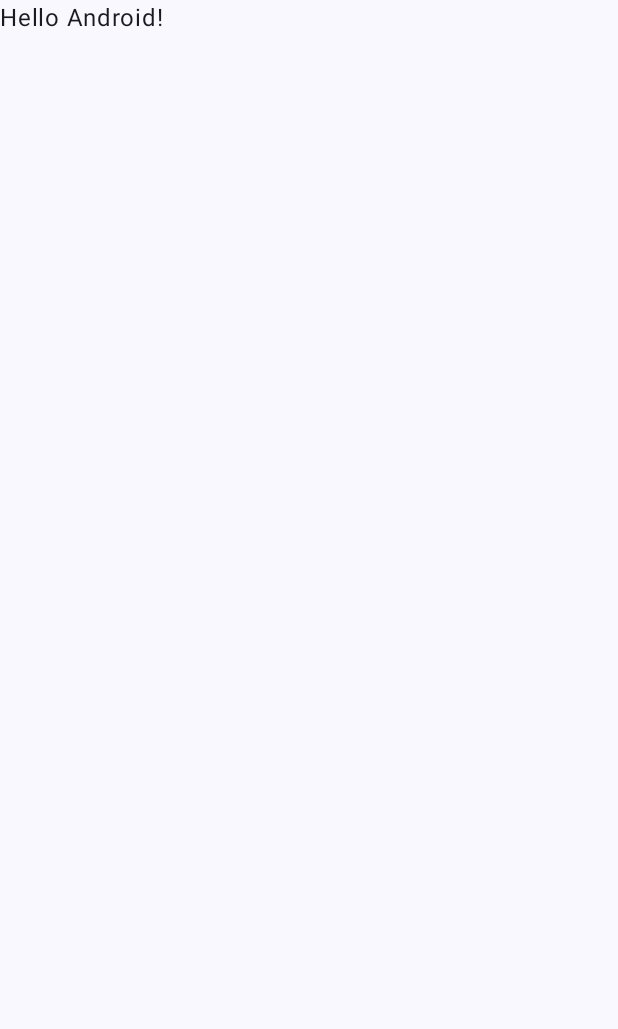
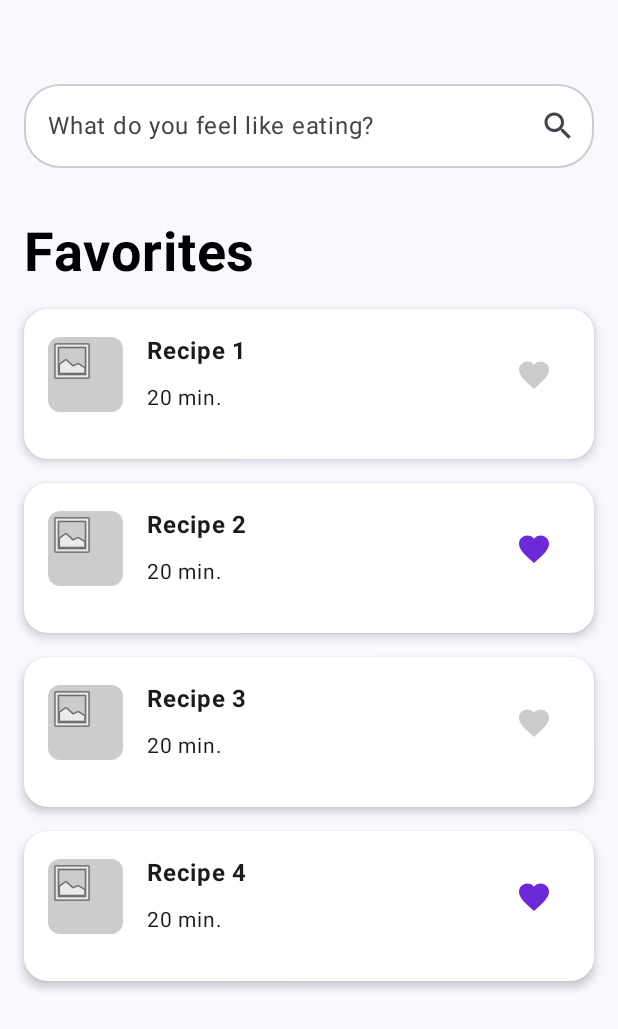
Before and after one commit to catacretu/Ai-Recipe-Finder, an Android app built with Jetpack Compose: the screen it shows after launch (MainActivity), on a phone screen of 412 x 824 dp. Before the commit the part shown is almost empty. Shown: the top 1029 px of the screen. Run offline under Robolectric (Android 15) with nearby library versions, the phone set to English and light mode, and no system bars.

Commit message:
Add HomeScreen

```diff
--- /dev/null
+++ b/app/src/main/java/com/example/ai_recipefinder/HomeScreen.kt
@@ -0,0 +1,166 @@
+package com.example.ai_recipefinder
+
+import androidx.compose.foundation.Image
+import androidx.compose.foundation.background
+import androidx.compose.foundation.layout.Box
+import androidx.compose.foundation.layout.Column
+import androidx.compose.foundation.layout.Row
+import androidx.compose.foundation.layout.Spacer
+import androidx.compose.foundation.layout.fillMaxSize
+import androidx.compose.foundation.layout.fillMaxWidth
+import androidx.compose.foundation.layout.height
+import androidx.compose.foundation.layout.padding
+import androidx.compose.foundation.layout.size
+import androidx.compose.foundation.layout.width
+import androidx.compose.foundation.lazy.LazyColumn
+import androidx.compose.foundation.lazy.items
+import androidx.compose.foundation.shape.RoundedCornerShape
+import androidx.compose.foundation.text.KeyboardActions
+import androidx.compose.foundation.text.KeyboardOptions
+import androidx.compose.material.icons.Icons
+import androidx.compose.material.icons.filled.Favorite
+import androidx.compose.material.icons.filled.Search
+import androidx.compose.material.icons.outlined.Favorite
+import androidx.compose.material3.Card
+import androidx.compose.material3.CardDefaults
+import androidx.compose.material3.ExperimentalMaterial3Api
+import androidx.compose.material3.Icon
+import androidx.compose.material3.IconButton
+import androidx.compose.material3.OutlinedTextField
+import androidx.compose.material3.Text
+import androidx.compose.material3.TextFieldDefaults
+import androidx.compose.runtime.Composable
+import androidx.compose.runtime.getValue
+import androidx.compose.runtime.mutableStateListOf
+import androidx.compose.runtime.mutableStateOf
+import androidx.compose.runtime.remember
+import androidx.compose.runtime.saveable.rememberSaveable
+import androidx.compose.runtime.setValue
+import androidx.compose.ui.Alignment
+import androidx.compose.ui.Modifier
+import androidx.compose.ui.draw.clip
+import androidx.compose.ui.graphics.Color
+import androidx.compose.ui.res.painterResource
+import androidx.compose.ui.text.font.FontWeight
+import androidx.compose.ui.text.input.ImeAction
+import androidx.compose.ui.text.input.TextFieldValue
+import androidx.compose.ui.unit.dp
+import androidx.compose.ui.unit.sp
+
+@Composable
+fun HomeScreen() {
+    var searchQuery by remember { mutableStateOf(TextFieldValue("")) }
+    val recipes = listOf(
+        Recipe(id = 1, title = "Recipe 1", "", duration = 20, isFavorite = false),
+        Recipe(id = 2, title = "Recipe 2", "", duration = 20, isFavorite = true),
+        Recipe(id = 3, title = "Recipe 3", "", duration = 20, isFavorite = false),
+        Recipe(id = 4, title = "Recipe 4", "", duration = 20, isFavorite = true)
+    )
+
+    Column(
+        modifier = Modifier
+            .fillMaxSize()
+            .padding(16.dp)
+    ) {
+        Spacer(modifier = Modifier.height(40.dp))
+
+        SearchBar(searchQuery) { searchQuery = it }
+        Spacer(modifier = Modifier.height(35.dp))
+
+        Text(
+            "Favorites",
+            fontSize = 36.sp,
+            fontWeight = FontWeight.Bold,
+            color = Color.Black
+        )
+        Spacer(modifier = Modifier.height(8.dp))
+
+        RecipeList(recipes)
+    }
+}
+
+@OptIn(ExperimentalMaterial3Api::class)
+@Composable
+fun SearchBar(value: TextFieldValue, onValueChange: (TextFieldValue) -> Unit) {
+    OutlinedTextField(
+        value = value,
+        onValueChange = onValueChange,
+        modifier = Modifier
+            .fillMaxWidth()
+            .background(Color.White, RoundedCornerShape(24.dp)),
+        shape = RoundedCornerShape(24.dp),
+        trailingIcon = {
+            IconButton(onClick = { /* Acțiune la apăsare */ }) {
+                Icon(imageVector = Icons.Default.Search, contentDescription = "Search")
+            }
+        },
+        placeholder = { Text("What do you feel like eating?") },
+        keyboardOptions = KeyboardOptions.Default.copy(imeAction = ImeAction.Search),
+        keyboardActions = KeyboardActions.Default,
+        colors = TextFieldDefaults.outlinedTextFieldColors(
+            focusedBorderColor = Color.Gray,
+            unfocusedBorderColor = Color.LightGray
+        )
+    )
+}
+
+@Composable
+fun RecipeList(recipeList: List<Recipe>) {
+    val recipes = rememberSaveable(saver = RecipeListSaver) {
+        mutableStateListOf(*recipeList.toTypedArray())
+    }
+
+
+    LazyColumn {
+        items(recipes) { recipe ->
+            RecipeCard(recipe) {
+                val index = recipes.indexOfFirst { it.id == recipe.id }
+                if (index != -1) {
+                    recipes[index] = recipe.copy(isFavorite = !recipe.isFavorite)
+                }
+            }
+        }
+    }
+}
+
+@Composable
+fun RecipeCard(recipe: Recipe, onFavoriteClick: (Recipe) -> Unit) {
+    Card(
+        modifier = Modifier
+            .fillMaxWidth()
+            .padding(vertical = 8.dp)
+            .height(100.dp),
+        elevation = CardDefaults.cardElevation(defaultElevation = 4.dp),
+        shape = RoundedCornerShape(16.dp),
+        colors = CardDefaults.cardColors(Color.White)
+    ) {
+        Row(
+            verticalAlignment = Alignment.CenterVertically,
+            modifier = Modifier.padding(16.dp)
+        ) {
+            Box(
+                modifier = Modifier
+                    .size(50.dp)
+                    .clip(RoundedCornerShape(8.dp))
+                    .background(Color.LightGray)
+            ) {
+                Image(
+                    painterResource(android.R.drawable.ic_menu_gallery),
+                    contentDescription = "Recipe Image"
+                )
+            }
+            Spacer(modifier = Modifier.width(16.dp))
+            Column(modifier = Modifier.weight(1f)) {
+                Text(recipe.title, fontWeight = FontWeight.Bold, fontSize = 16.sp)
+                Text("20 min.", fontSize = 14.sp, modifier = Modifier.padding(top = 7.dp))
+            }
+            IconButton(onClick = { onFavoriteClick(recipe.copy(isFavorite = !recipe.isFavorite)) }) {
+                Icon(
+                    imageVector = if (recipe.isFavorite) Icons.Filled.Favorite else Icons.Outlined.Favorite,
+                    contentDescription = "Favorite",
+                    tint = if (recipe.isFavorite) Color(0xFF6D28D9) else Color.LightGray
+                )
+            }
+        }
+    }
+}
--- a/app/src/main/java/com/example/ai_recipefinder/MainActivity.kt
+++ b/app/src/main/java/com/example/ai_recipefinder/MainActivity.kt
@@ -5,9 +5,7 @@ import androidx.activity.ComponentActivity
 import androidx.activity.compose.setContent
 import androidx.activity.enableEdgeToEdge
 import androidx.compose.foundation.layout.fillMaxSize
-import androidx.compose.foundation.layout.padding
-import androidx.compose.material3.Scaffold
-import androidx.compose.material3.Text
+import androidx.compose.material3.Surface
 import androidx.compose.runtime.Composable
 import androidx.compose.ui.Modifier
 import androidx.compose.ui.tooling.preview.Preview
@@ -19,29 +17,28 @@ class MainActivity : ComponentActivity() {
         enableEdgeToEdge()
         setContent {
             AiRecipeFinderTheme {
-                Scaffold(modifier = Modifier.fillMaxSize()) { innerPadding ->
-                    Greeting(
-                        name = "Android",
-                        modifier = Modifier.padding(innerPadding)
-                    )
+                Surface(
+                    modifier = Modifier.fillMaxSize()
+                )
+                {
+                    HomeScreen()
                 }
             }
         }
     }
 }
 
-@Composable
-fun Greeting(name: String, modifier: Modifier = Modifier) {
-    Text(
-        text = "Hello $name!",
-        modifier = modifier
-    )
-}
+//@Composable
+//fun HomeScreen(modifier: Modifier = Modifier) {
+//    Text(text = "Hello",
+//        modifier = modifier
+//    )
+//}
 
 @Preview(showBackground = true)
 @Composable
 fun GreetingPreview() {
     AiRecipeFinderTheme {
-        Greeting("Android")
+        HomeScreen()
     }
 }
--- /dev/null
+++ b/app/src/main/java/com/example/ai_recipefinder/Recipe.kt
@@ -0,0 +1,9 @@
+package com.example.ai_recipefinder
+
+data class Recipe(
+    val id: Int,
+    val title: String,
+    val imageUrl: String,
+    val duration: Int,
+    val isFavorite: Boolean = false
+)
--- /dev/null
+++ b/app/src/main/java/com/example/ai_recipefinder/RecipeListSaver.kt
@@ -0,0 +1,26 @@
+package com.example.ai_recipefinder
+
+import androidx.compose.runtime.saveable.Saver
+import androidx.compose.runtime.saveable.SaverScope
+import androidx.compose.runtime.snapshots.SnapshotStateList
+import androidx.compose.runtime.toMutableStateList
+
+object RecipeListSaver : Saver<SnapshotStateList<Recipe>, List<String>> {
+
+    override fun restore(value: List<String>): SnapshotStateList<Recipe> {
+        return value.map {
+            val parts = it.split(",")
+            Recipe(
+                id = parts[0].toInt(),
+                title = parts[1],
+                imageUrl = parts[2],
+                duration = parts[3].toInt(),
+                isFavorite = parts[4].toBoolean()
+            )
+        }.toMutableStateList()
+    }
+
+    override fun SaverScope.save(value: SnapshotStateList<Recipe>): List<String>? {
+        return value.map { "${it.id},${it.title},${it.imageUrl},${it.duration},${it.isFavorite}" }
+    }
+}
```
